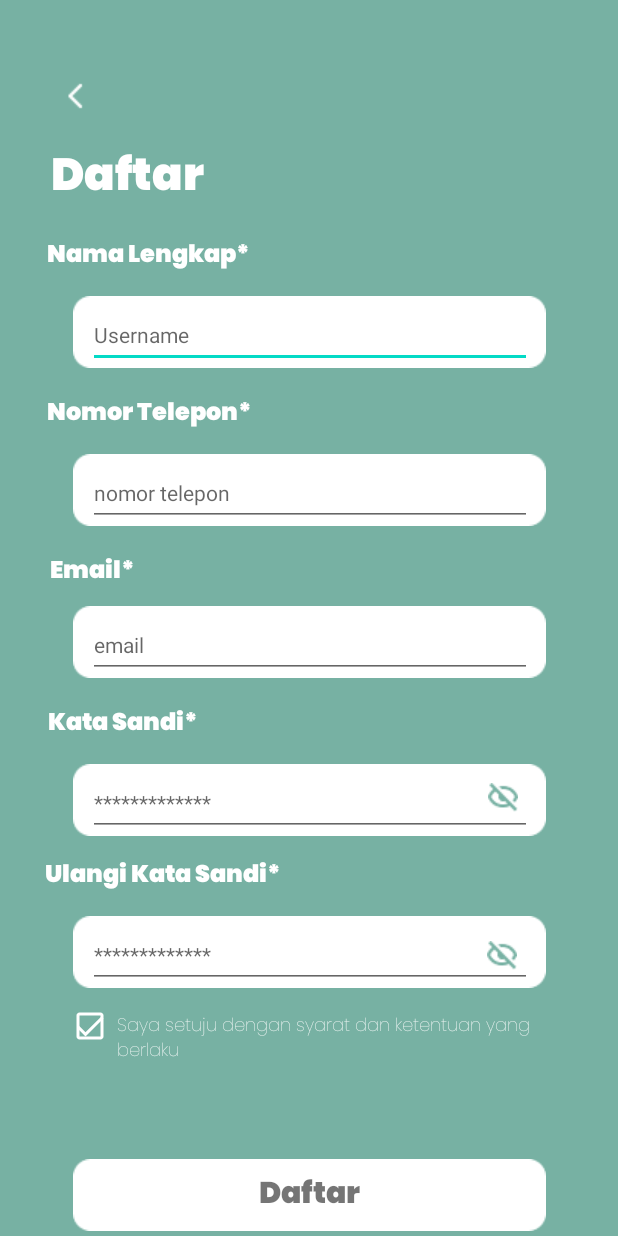
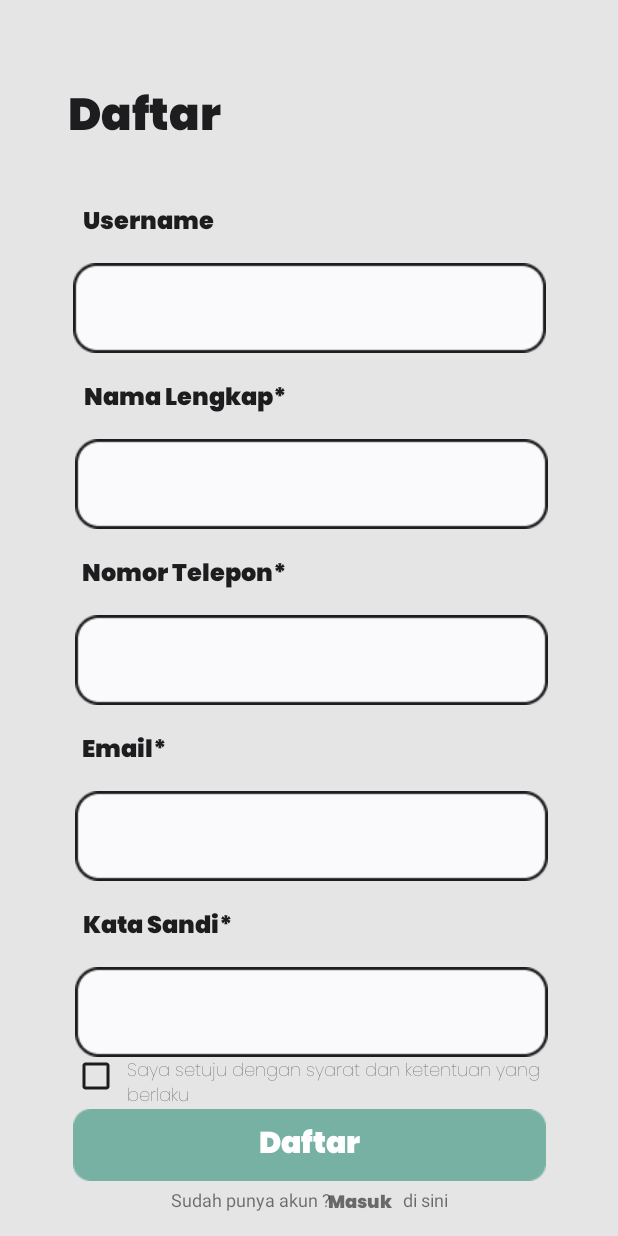
Before and after one commit to NathanDaud123/Apl-Sampah-Internship-RAION, an Android app: the MainActivity4 screen opened directly, with no data from a screen before it, on a phone screen of 412 x 824 dp. Run offline under Robolectric (Android 15) with nearby library versions, the phone set to English and light mode, and no system bars.

Commit message:
Main Activity2 : - Sesuaiin dengan prototype baru (gambar dan teks) - button transisi ke actvy 3 juga udah ada
Main Activity 4 :
- Sesuaiin prototype baru
- Tombol back udah ada

```diff
--- a/app/src/main/java/user/example/sampah/MainActivity4.kt
+++ b/app/src/main/java/user/example/sampah/MainActivity4.kt
@@ -1,11 +1,32 @@
 package user.example.sampah
 
+import android.content.Intent
 import androidx.appcompat.app.AppCompatActivity
 import android.os.Bundle
+import android.view.View
+import android.widget.TextView
 
-class MainActivity4 : AppCompatActivity() {
+class MainActivity4 : AppCompatActivity(), View.OnClickListener {
+
+    private lateinit var MasukButtonpage4 : TextView
+
     override fun onCreate(savedInstanceState: Bundle?) {
         super.onCreate(savedInstanceState)
         setContentView(R.layout.activity_main4)
+
+        MasukButtonpage4 = findViewById(R.id.MasukButtonpage4)
+
+        MasukButtonpage4.setOnClickListener(this)
+
+    }
+
+    override fun onClick(p0: View) {
+        when(p0.id) {
+            R.id.MasukButtonpage4 -> {
+                val intenBiasa = Intent(this@MainActivity4, MainActivity3::class.java)
+                startActivity(intenBiasa)
+            }
+
+        }
     }
 }
--- a/app/src/main/res/layout/activity_main4.xml
+++ b/app/src/main/res/layout/activity_main4.xml
@@ -4,49 +4,53 @@
     xmlns:tools="http://schemas.android.com/tools"
     android:layout_width="match_parent"
     android:layout_height="match_parent"
-    android:background="#77B1A3"
+    android:background="#E5E5E5"
     android:scrollbarSize="4dp"
     tools:context=".MainActivity4">
-
-    <ImageView
-        android:id="@+id/imageView12"
-        android:layout_width="wrap_content"
-        android:layout_height="wrap_content"
-        android:layout_marginTop="52dp"
-        android:rotation="90"
-        app:layout_constraintEnd_toEndOf="parent"
-        app:layout_constraintHorizontal_bias="0.1"
-        app:layout_constraintStart_toStartOf="parent"
-        app:layout_constraintTop_toTopOf="parent"
-        app:srcCompat="@drawable/dow" />
 
     <TextView
         android:id="@+id/textView"
         android:layout_width="wrap_content"
         android:layout_height="wrap_content"
-        android:layout_marginTop="16dp"
+        android:layout_marginStart="45dp"
+        android:layout_marginTop="52dp"
         android:fontFamily="@font/poppins"
         android:text="Daftar"
-        android:textColor="#FFFFFF"
+        android:textColor="@color/baseblack"
         android:textSize="30dp"
         app:layout_constraintEnd_toEndOf="parent"
-        app:layout_constraintHorizontal_bias="0.11"
+        app:layout_constraintHorizontal_bias="0.0"
         app:layout_constraintStart_toStartOf="parent"
-        app:layout_constraintTop_toBottomOf="@+id/imageView12" />
+        app:layout_constraintTop_toTopOf="parent" />
 
     <TextView
         android:id="@+id/textView2"
         android:layout_width="wrap_content"
         android:layout_height="wrap_content"
-        android:layout_marginTop="156dp"
+        android:layout_marginTop="16dp"
         android:fontFamily="@font/poppins"
         android:text="Nama Lengkap*"
-        android:textColor="@color/white"
+        android:textColor="@color/baseblack"
         android:textSize="16sp"
         app:layout_constraintEnd_toEndOf="parent"
-        app:layout_constraintHorizontal_bias="0.114"
+        app:layout_constraintHorizontal_bias="0.201"
         app:layout_constraintStart_toStartOf="parent"
-        app:layout_constraintTop_toTopOf="parent" />
+        app:layout_constraintTop_toBottomOf="@+id/imageView6" />
+
+    <TextView
+        android:id="@+id/textView11"
+        android:layout_width="wrap_content"
+        android:layout_height="wrap_content"
+        android:layout_marginStart="55dp"
+        android:layout_marginTop="28dp"
+        android:fontFamily="@font/poppins"
+        android:text="Username"
+        android:textColor="@color/baseblack"
+        android:textSize="16sp"
+        app:layout_constraintEnd_toEndOf="parent"
+        app:layout_constraintHorizontal_bias="0.0"
+        app:layout_constraintStart_toStartOf="parent"
+        app:layout_constraintTop_toBottomOf="@+id/textView" />
 
     <TextView
         android:id="@+id/textView3"
@@ -55,12 +59,12 @@
         android:layout_marginTop="16dp"
         android:fontFamily="@font/poppins"
         android:text="Nomor Telepon*"
-        android:textColor="@color/white"
+        android:textColor="@color/baseblack"
         android:textSize="16sp"
         app:layout_constraintEnd_toEndOf="parent"
-        app:layout_constraintHorizontal_bias="0.114"
+        app:layout_constraintHorizontal_bias="0.198"
         app:layout_constraintStart_toStartOf="parent"
-        app:layout_constraintTop_toBottomOf="@+id/imageView13" />
+        app:layout_constraintTop_toBottomOf="@+id/imageView10" />
 
     <TextView
         android:id="@+id/textView5"
@@ -69,12 +73,12 @@
         android:layout_marginTop="16dp"
         android:fontFamily="@font/poppins"
         android:text="Email*"
-        android:textColor="@color/white"
+        android:textColor="@color/baseblack"
         android:textSize="16sp"
         app:layout_constraintEnd_toEndOf="parent"
-        app:layout_constraintHorizontal_bias="0.094"
+        app:layout_constraintHorizontal_bias="0.154"
         app:layout_constraintStart_toStartOf="parent"
-        app:layout_constraintTop_toBottomOf="@+id/imageView14" />
+        app:layout_constraintTop_toBottomOf="@+id/imageView12" />
 
     <TextView
         android:id="@+id/textView6"
@@ -83,26 +87,101 @@
         android:layout_marginTop="16dp"
         android:fontFamily="@font/poppins"
         android:text="Kata Sandi*"
-        android:textColor="@color/white"
+        android:textColor="@color/baseblack"
         android:textSize="16sp"
         app:layout_constraintEnd_toEndOf="parent"
-        app:layout_constraintHorizontal_bias="0.103"
+        app:layout_constraintHorizontal_bias="0.177"
         app:layout_constraintStart_toStartOf="parent"
-        app:layout_constraintTop_toBottomOf="@+id/imageView15" />
+        app:layout_constraintTop_toBottomOf="@+id/imageView13" />
+
+    <ImageView
+        android:id="@+id/imageView18"
+        android:layout_width="wrap_content"
+        android:layout_height="wrap_content"
+        android:layout_marginBottom="28dp"
+        android:backgroundTint="@color/warna"
+        android:foregroundGravity="center"
+        android:tint="@color/warna"
+        app:layout_constraintBottom_toBottomOf="parent"
+        app:layout_constraintEnd_toEndOf="parent"
+        app:layout_constraintStart_toStartOf="parent"
+        app:layout_constraintTop_toBottomOf="@+id/imageView14"
+        app:layout_constraintVertical_bias="0.801"
+        app:srcCompat="@drawable/rectangle_9" />
+
+    <ImageView
+        android:id="@+id/imageView22"
+        android:layout_width="wrap_content"
+        android:layout_height="wrap_content"
+        android:tint="@color/baseblack"
+        app:layout_constraintBottom_toTopOf="@+id/imageView18"
+        app:layout_constraintEnd_toStartOf="@+id/textView9"
+        app:layout_constraintHorizontal_bias="0.857"
+        app:layout_constraintStart_toStartOf="parent"
+        app:layout_constraintTop_toBottomOf="@+id/imageView14"
+        app:layout_constraintVertical_bias="0.092"
+        app:srcCompat="@drawable/ic_baseline_check_box_outline_blank_24"
+        app:tint="@color/baseblack" />
 
     <TextView
-        android:id="@+id/textView7"
+        android:id="@+id/textView9"
+        android:layout_width="285dp"
+        android:layout_height="38dp"
+        android:fontFamily="@font/poppins_thin"
+        android:text="Saya setuju dengan syarat dan ketentuan yang berlaku"
+        android:textColor="@color/baseblack"
+        android:textSize="12sp"
+        app:layout_constraintBottom_toTopOf="@+id/imageView18"
+        app:layout_constraintEnd_toEndOf="parent"
+        app:layout_constraintHorizontal_bias="0.666"
+        app:layout_constraintStart_toStartOf="parent"
+        app:layout_constraintTop_toBottomOf="@+id/imageView14"
+        app:layout_constraintVertical_bias="0.113" />
+
+    <TextView
+        android:id="@+id/textView10"
+        android:layout_width="wrap_content"
+        android:layout_height="wrap_content"
+        android:fontFamily="@font/poppins"
+        android:text="Daftar"
+        android:textColor="@android:color/white"
+        android:textSize="20sp"
+        app:layout_constraintBottom_toBottomOf="@+id/imageView18"
+        app:layout_constraintEnd_toEndOf="@+id/imageView18"
+        app:layout_constraintStart_toStartOf="@+id/imageView18"
+        app:layout_constraintTop_toTopOf="@+id/imageView18" />
+
+    <ImageView
+        android:id="@+id/imageView6"
         android:layout_width="wrap_content"
         android:layout_height="wrap_content"
         android:layout_marginTop="12dp"
-        android:fontFamily="@font/poppins"
-        android:text="Ulangi Kata Sandi*"
-        android:textColor="@color/white"
-        android:textSize="16sp"
         app:layout_constraintEnd_toEndOf="parent"
-        app:layout_constraintHorizontal_bias="0.117"
         app:layout_constraintStart_toStartOf="parent"
-        app:layout_constraintTop_toBottomOf="@+id/imageView16" />
+        app:layout_constraintTop_toBottomOf="@+id/textView11"
+        app:srcCompat="@drawable/rectangle_363" />
+
+    <ImageView
+        android:id="@+id/imageView10"
+        android:layout_width="wrap_content"
+        android:layout_height="wrap_content"
+        android:layout_marginTop="12dp"
+        app:layout_constraintEnd_toEndOf="parent"
+        app:layout_constraintHorizontal_bias="0.52"
+        app:layout_constraintStart_toStartOf="parent"
+        app:layout_constraintTop_toBottomOf="@+id/textView2"
+        app:srcCompat="@drawable/rectangle_363" />
+
+    <ImageView
+        android:id="@+id/imageView12"
+        android:layout_width="wrap_content"
+        android:layout_height="wrap_content"
+        android:layout_marginTop="12dp"
+        app:layout_constraintEnd_toEndOf="parent"
+        app:layout_constraintHorizontal_bias="0.52"
+        app:layout_constraintStart_toStartOf="parent"
+        app:layout_constraintTop_toBottomOf="@+id/textView3"
+        app:srcCompat="@drawable/rectangle_363" />
 
     <ImageView
         android:id="@+id/imageView13"
@@ -110,23 +189,10 @@
         android:layout_height="wrap_content"
         android:layout_marginTop="12dp"
         app:layout_constraintEnd_toEndOf="parent"
+        app:layout_constraintHorizontal_bias="0.52"
         app:layout_constraintStart_toStartOf="parent"
-        app:layout_constraintTop_toBottomOf="@+id/textView2"
-        app:srcCompat="@drawable/rectangle_9" />
-
-    <EditText
-        android:id="@+id/username"
-        android:layout_width="296dp"
-        android:layout_height="43dp"
-        android:hint="Username"
-        android:textColor="@color/warna"
-        android:textSize="14sp"
-        app:layout_constraintBottom_toBottomOf="@+id/imageView13"
-        app:layout_constraintEnd_toEndOf="@+id/imageView13"
-        app:layout_constraintStart_toStartOf="@+id/imageView13"
-        app:layout_constraintTop_toTopOf="@+id/imageView13"
-        app:layout_constraintVertical_bias="1.0"
-        tools:ignore="MissingConstraints" />
+        app:layout_constraintTop_toBottomOf="@+id/textView5"
+        app:srcCompat="@drawable/rectangle_363" />
 
     <ImageView
         android:id="@+id/imageView14"
@@ -134,183 +200,36 @@
         android:layout_height="wrap_content"
         android:layout_marginTop="12dp"
         app:layout_constraintEnd_toEndOf="parent"
+        app:layout_constraintHorizontal_bias="0.52"
         app:layout_constraintStart_toStartOf="parent"
-        app:layout_constraintTop_toBottomOf="@+id/textView3"
-        app:srcCompat="@drawable/rectangle_9" />
+        app:layout_constraintTop_toBottomOf="@+id/textView6"
+        app:srcCompat="@drawable/rectangle_363" />
 
-    <ImageView
-        android:id="@+id/imageView15"
+    <TextView
+        android:id="@+id/textView7"
         android:layout_width="wrap_content"
         android:layout_height="wrap_content"
-        android:layout_marginTop="8dp"
-        app:layout_constraintEnd_toEndOf="parent"
-        app:layout_constraintStart_toStartOf="parent"
-        app:layout_constraintTop_toBottomOf="@+id/textView5"
-        app:srcCompat="@drawable/rectangle_9" />
-
-    <EditText
-        android:id="@+id/username7"
-        android:layout_width="296dp"
-        android:layout_height="43dp"
-        android:hint="email"
-        android:textColor="@color/warna"
-        android:textSize="14sp"
-        app:layout_constraintBottom_toBottomOf="@+id/imageView15"
-        app:layout_constraintEnd_toEndOf="@+id/imageView15"
-        app:layout_constraintStart_toStartOf="@+id/imageView15"
-        app:layout_constraintTop_toTopOf="@+id/imageView15"
-        app:layout_constraintVertical_bias="1.0"
-        tools:ignore="MissingConstraints" />
-
-    <ImageView
-        android:id="@+id/imageView16"
-        android:layout_width="wrap_content"
-        android:layout_height="wrap_content"
-        android:layout_marginTop="12dp"
-        app:layout_constraintEnd_toEndOf="parent"
-        app:layout_constraintStart_toStartOf="parent"
-        app:layout_constraintTop_toBottomOf="@+id/textView6"
-        app:srcCompat="@drawable/rectangle_9" />
-
-    <ImageView
-        android:id="@+id/imageView17"
-        android:layout_width="wrap_content"
-        android:layout_height="wrap_content"
-        android:layout_marginTop="12dp"
-        app:layout_constraintEnd_toEndOf="parent"
-        app:layout_constraintStart_toStartOf="parent"
-        app:layout_constraintTop_toBottomOf="@+id/textView7"
-        app:srcCompat="@drawable/rectangle_9" />
-
-    <ImageView
-        android:id="@+id/imageView18"
-        android:layout_width="wrap_content"
-        android:layout_height="wrap_content"
-        android:layout_marginTop="112dp"
+        android:text="Sudah punya akun ?                  di sini"
+        android:textSize="12sp"
         app:layout_constraintBottom_toBottomOf="parent"
         app:layout_constraintEnd_toEndOf="parent"
         app:layout_constraintStart_toStartOf="parent"
-        app:layout_constraintTop_toBottomOf="@+id/imageView17"
-        app:layout_constraintVertical_bias="0.37"
-        app:srcCompat="@drawable/rectangle_9" />
-
-    <EditText
-        android:id="@+id/username2"
-        android:layout_width="296dp"
-        android:layout_height="43dp"
-        android:hint="nomor telepon"
-        android:textColor="@color/warna"
-        android:textSize="14sp"
-        app:layout_constraintBottom_toBottomOf="@+id/imageView14"
-        app:layout_constraintEnd_toEndOf="@+id/imageView14"
-        app:layout_constraintStart_toStartOf="@+id/imageView14"
-        app:layout_constraintTop_toTopOf="@+id/imageView14"
-        app:layout_constraintVertical_bias="1.0"
-        tools:ignore="MissingConstraints" />
-
-    <EditText
-        android:id="@+id/username5"
-        android:layout_width="296dp"
-        android:layout_height="43dp"
-        android:hint="*************"
-        android:textColor="@color/warna"
-        android:textSize="14sp"
-        app:layout_constraintBottom_toBottomOf="@+id/imageView17"
-        app:layout_constraintEnd_toEndOf="@+id/imageView17"
-        app:layout_constraintStart_toStartOf="@+id/imageView17"
-        app:layout_constraintTop_toTopOf="@+id/imageView17"
-        app:layout_constraintVertical_bias="1.0"
-        tools:ignore="MissingConstraints" />
-
-    <EditText
-        android:id="@+id/username6"
-        android:layout_width="296dp"
-        android:layout_height="43dp"
-        android:hint="*************"
-        android:textColor="@color/warna"
-        android:textSize="14sp"
-        app:layout_constraintBottom_toBottomOf="@+id/imageView16"
-        app:layout_constraintEnd_toEndOf="@+id/imageView16"
-        app:layout_constraintStart_toStartOf="@+id/imageView16"
-        app:layout_constraintTop_toTopOf="@+id/imageView16"
-        app:layout_constraintVertical_bias="1.0"
-        tools:ignore="MissingConstraints" />
-
-    <ImageView
-        android:id="@+id/imageView20"
-        android:layout_width="wrap_content"
-        android:layout_height="wrap_content"
-        app:layout_constraintBottom_toBottomOf="@+id/username5"
-        app:layout_constraintEnd_toEndOf="@+id/imageView17"
-        app:layout_constraintHorizontal_bias="0.933"
-        app:layout_constraintStart_toStartOf="@+id/username5"
-        app:layout_constraintTop_toTopOf="@+id/username5"
-        app:srcCompat="@drawable/tutup"
-        tools:ignore="MissingConstraints" />
-
-    <ImageView
-        android:id="@+id/imageView21"
-        android:layout_width="wrap_content"
-        android:layout_height="wrap_content"
-        app:layout_constraintBottom_toBottomOf="@+id/username6"
-        app:layout_constraintEnd_toEndOf="@+id/username6"
-        app:layout_constraintHorizontal_bias="0.967"
-        app:layout_constraintStart_toStartOf="@+id/username6"
-        app:layout_constraintTop_toTopOf="@+id/username6"
-        app:layout_constraintVertical_bias="0.333"
-        app:srcCompat="@drawable/tutup"
-        tools:ignore="MissingConstraints" />
-
-    <ImageView
-        android:id="@+id/imageView22"
-        android:layout_width="wrap_content"
-        android:layout_height="wrap_content"
-        android:layout_marginTop="8dp"
-        app:layout_constraintBottom_toTopOf="@+id/imageView18"
-        app:layout_constraintEnd_toEndOf="parent"
-        app:layout_constraintHorizontal_bias="0.124"
-        app:layout_constraintStart_toStartOf="parent"
-        app:layout_constraintTop_toBottomOf="@+id/imageView17"
-        app:layout_constraintVertical_bias="0.068"
-        app:srcCompat="@drawable/ic_baseline_check_box_outline_blank_24"
-        app:tint="@color/white" />
+        app:layout_constraintTop_toBottomOf="@+id/imageView18"
+        app:layout_constraintVertical_bias="0.189" />
 
     <TextView
-        android:id="@+id/textView9"
-        android:layout_width="285dp"
-        android:layout_height="38dp"
-        android:layout_marginTop="16dp"
-        android:fontFamily="@font/poppins_thin"
-        android:text="Saya setuju dengan syarat dan ketentuan yang berlaku"
-        android:textColor="@color/white"
-        android:textSize="12sp"
-        app:layout_constraintBottom_toTopOf="@+id/imageView18"
-        app:layout_constraintEnd_toEndOf="parent"
-        app:layout_constraintHorizontal_bias="0.107"
-        app:layout_constraintStart_toEndOf="@+id/imageView22"
-        app:layout_constraintTop_toBottomOf="@+id/imageView17"
-        app:layout_constraintVertical_bias="0.0" />
-
-    <ImageView
-        android:id="@+id/imageView23"
-        android:layout_width="wrap_content"
-        android:layout_height="wrap_content"
-        app:layout_constraintBottom_toBottomOf="@+id/imageView22"
-        app:layout_constraintEnd_toEndOf="@+id/imageView22"
-        app:layout_constraintStart_toStartOf="@+id/imageView22"
-        app:layout_constraintTop_toTopOf="@+id/imageView22"
-        app:srcCompat="@drawable/ic_baseline_check_24"
-        app:tint="@color/white" />
-
-    <TextView
-        android:id="@+id/textView10"
+        android:id="@+id/MasukButtonpage4"
         android:layout_width="wrap_content"
         android:layout_height="wrap_content"
         android:fontFamily="@font/poppins"
-        android:text="Daftar"
-        android:textSize="20sp"
-        app:layout_constraintBottom_toBottomOf="@+id/imageView18"
-        app:layout_constraintEnd_toEndOf="@+id/imageView18"
-        app:layout_constraintStart_toStartOf="@+id/imageView18"
-        app:layout_constraintTop_toTopOf="@+id/imageView18" />
+        android:text="Masuk"
+        android:textSize="12sp"
+        android:textStyle="bold"
+        app:layout_constraintBottom_toBottomOf="@+id/textView7"
+        app:layout_constraintEnd_toEndOf="@+id/textView7"
+        app:layout_constraintHorizontal_bias="0.736"
+        app:layout_constraintStart_toStartOf="@+id/textView7"
+        app:layout_constraintTop_toTopOf="@+id/textView7"
+        app:layout_constraintVertical_bias="0.0" />
+
 </androidx.constraintlayout.widget.ConstraintLayout>
--- a/app/src/main/res/values/colors.xml
+++ b/app/src/main/res/values/colors.xml
@@ -8,4 +8,9 @@
     <color name="black">#FF000000</color>
     <color name="white">#FFFFFFFF</color>
     <color name="warna">#77B1A3</color>
+    <color name="baseblack">#1D1D1F</color>
+    <color name="offblack">#1D1D1F</color>
+    <color name="kremHalus">#E5E5E5</color>
+    <color name="DarkGrey">#51545B</color>
+
 </resources>
```
Also changed, not shown: app/src/main/java/user/example/sampah/MainActivity2.kt (+30 -27 lines), app/src/main/res/layout/activity_main2.xml (+63 -63 lines), app/src/main/res/drawable/page2gambar1.png (added), app/src/main/res/drawable/page2gambar2.png (added), app/src/main/res/drawable/page2gambar3.png (added), app/src/main/res/drawable/rectangle_2.png (added), app/src/main/res/drawable/rectangle_363.png (added).
